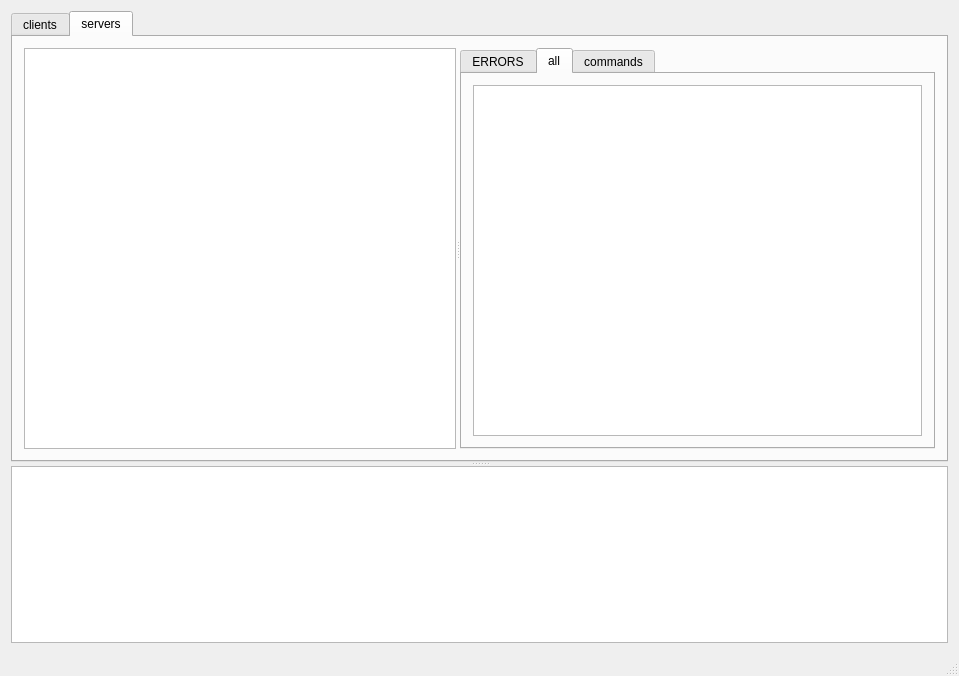
First picture: the form in examples/qt/monitor/src/monitor.ui, repository jleahred/maiquel-toolkit-cpp, before the edit.
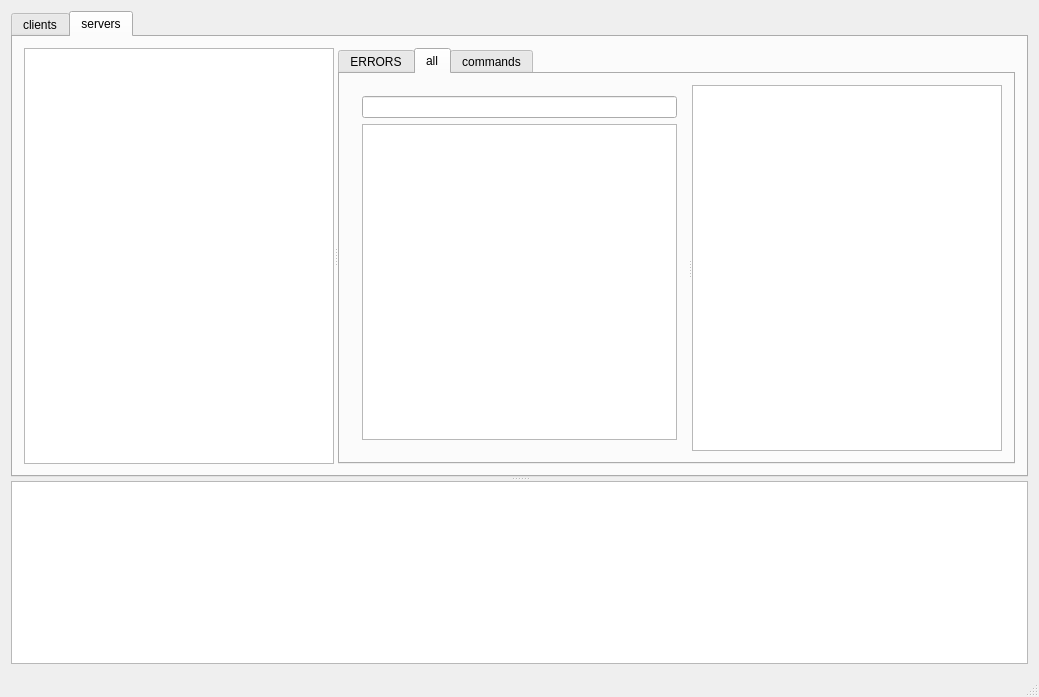
Second picture: the form after the edit. The open tabs and pages were chosen to show the change. Custom widgets are drawn as their Qt base class.

Patch:
```diff
--- a/examples/qt/monitor/src/monitor.ui
+++ b/examples/qt/monitor/src/monitor.ui
@@ -6,8 +6,8 @@
    <rect>
     <x>0</x>
     <y>0</y>
-    <width>959</width>
-    <height>676</height>
+    <width>1039</width>
+    <height>697</height>
    </rect>
   </property>
   <property name="windowTitle">
@@ -157,7 +157,7 @@
               <attribute name="title">
                <string>ERRORS</string>
               </attribute>
-              <layout class="QVBoxLayout" name="verticalLayout_9">
+              <layout class="QVBoxLayout" name="verticalLayout_6">
                <item>
                 <widget class="QTableAlarms" name="alarms_server_error"/>
                </item>
@@ -167,9 +167,34 @@
               <attribute name="title">
                <string>all</string>
               </attribute>
-              <layout class="QVBoxLayout" name="verticalLayout_10">
+              <layout class="QVBoxLayout" name="verticalLayout_9">
                <item>
-                <widget class="QTableAlarms" name="alarms_server_all"/>
+                <widget class="QSplitter" name="splitter_4">
+                 <property name="orientation">
+                  <enum>Qt::Horizontal</enum>
+                 </property>
+                 <widget class="QWidget" name="">
+                  <layout class="QVBoxLayout" name="verticalLayout_7">
+                   <item>
+                    <widget class="QLineEdit" name="filter_server_all"/>
+                   </item>
+                   <item>
+                    <widget class="QTableAlarms" name="alarms_server_all">
+                     <property name="selectionMode">
+                      <enum>QAbstractItemView::SingleSelection</enum>
+                     </property>
+                     <property name="selectionBehavior">
+                      <enum>QAbstractItemView::SelectRows</enum>
+                     </property>
+                     <property name="wordWrap">
+                      <bool>false</bool>
+                     </property>
+                    </widget>
+                   </item>
+                  </layout>
+                 </widget>
+                 <widget class="QPlainTextEdit" name="server_alarm_msg_all"/>
+                </widget>
                </item>
               </layout>
              </widget>
@@ -213,7 +238,14 @@
         </layout>
        </widget>
       </widget>
-      <widget class="QTableAlarms" name="alarms_all_errors"/>
+      <widget class="QTableAlarms" name="alarms_all_errors">
+       <property name="selectionBehavior">
+        <enum>QAbstractItemView::SelectRows</enum>
+       </property>
+       <property name="wordWrap">
+        <bool>false</bool>
+       </property>
+      </widget>
      </widget>
     </item>
    </layout>
```
Left out of the diff: 70 changed lines with no effect on the pictures.
